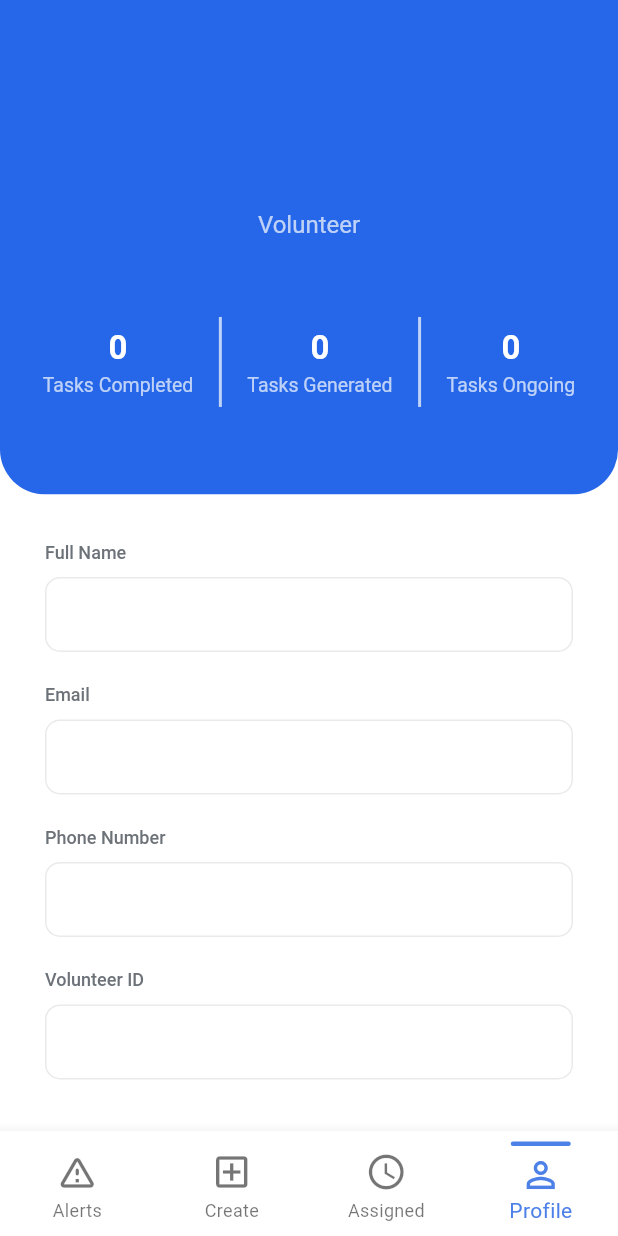
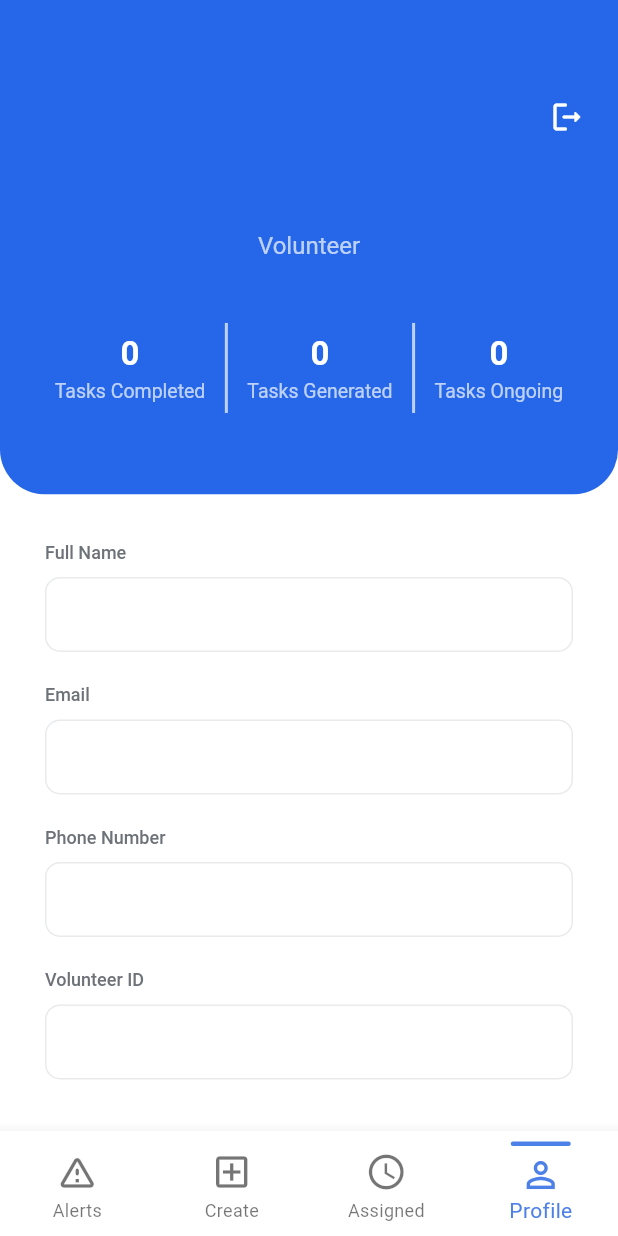
Before and after one commit to maryamshahid19/VigilantVision, a Flutter app: the MainLayout screen opened by its route, item 4 of the bottom bar chosen, on a phone screen of 412 x 824 dp. Run offline on Flutter 3.47's test engine with Material 3 defaults, Android fonts, the phone set to English and light mode, and no system bars; our stand-ins replace cloud_firestore, equatable, firebase_auth, firebase_core, flutter_bloc, flutter_svg and 1 more; accounts and stored records are empty; network calls fail.

Commit message:
user logout added

```diff
--- a/lib/repositories/auth_repository.dart
+++ b/lib/repositories/auth_repository.dart
@@ -69,6 +69,8 @@ class AuthRepository {
     // Remove login state
     final prefs = await SharedPreferences.getInstance();
     await prefs.setBool('isLoggedIn', false);
+
+    print("Logged out");
   }
 
   Future<bool> isLoggedIn() async {
--- a/lib/screens/profile_screen.dart
+++ b/lib/screens/profile_screen.dart
@@ -6,6 +6,8 @@ import 'package:vigilant_vision/constants/color_constants.dart';
 import 'package:vigilant_vision/constants/screensize_constants.dart';
 import 'package:vigilant_vision/models/user.dart';
 import 'package:vigilant_vision/repositories/alert_repository.dart';
+import 'package:vigilant_vision/repositories/auth_repository.dart';
+import 'package:vigilant_vision/screens/login_screen.dart';
 //import 'package:vigilant_vision/repositories/auth_repository.dart';
 import 'package:vigilant_vision/widgets/text/customText.dart';
 
@@ -58,6 +60,7 @@ class _ProfileScreenState extends State<ProfileScreen> {
               Container(
                 height: SizeCons.getHeight(context) * 0.4,
                 width: SizeCons.getWidth(context),
+                padding: EdgeInsets.fromLTRB(10, 20, 10, 20),
                 decoration: BoxDecoration(
                   color: ClrUtils.secondary,
                   borderRadius: BorderRadius.only(
@@ -67,7 +70,25 @@ class _ProfileScreenState extends State<ProfileScreen> {
                 child: Column(
                   mainAxisAlignment: MainAxisAlignment.center,
                   children: [
-                    const SizedBox(height: 40),
+                    Align(
+                      alignment: Alignment.centerRight,
+                      child: IconButton(
+                          onPressed: () {
+                            setState(() {
+                              AuthRepository().logOut();
+
+                              Navigator.pushReplacement(
+                                  context,
+                                  MaterialPageRoute(
+                                      builder: (context) => LogInScreen()));
+                            });
+                          },
+                          icon: Icon(
+                            Icons.logout_rounded,
+                            color: ClrUtils.primary,
+                          )),
+                    ),
+                    const SizedBox(height: 10),
                     CustomText(
                       text: widget.user.fullName,
                       color: Colors.white,
@@ -79,7 +100,7 @@ class _ProfileScreenState extends State<ProfileScreen> {
                       color: Colors.white70,
                       fontSize: 16,
                     ),
-                    const SizedBox(height: 50),
+                    const SizedBox(height: 40),
                     Padding(
                       padding: const EdgeInsets.symmetric(horizontal: 20),
                       child: Row(
--- a/lib/screens/signup_screen.dart
+++ b/lib/screens/signup_screen.dart
@@ -33,7 +33,7 @@ class _SignUpScreenState extends State<SignUpScreen> {
         listener: (context, state) {
           if (state is AuthAuthenticated) {
             ScaffoldMessenger.of(context).showSnackBar(
-              SnackBar(content: Text("Signup successful!")),
+              SnackBar(content: Text("Successful!")),
             );
             Navigator.pushReplacement(
               context,
--- a/lib/widgets/appBar/customAppBar.dart
+++ b/lib/widgets/appBar/customAppBar.dart
@@ -21,6 +21,7 @@ class CustomAppBar extends StatelessWidget implements PreferredSizeWidget {
   @override
   Widget build(BuildContext context) {
     return AppBar(
+      scrolledUnderElevation: 0,
       backgroundColor: ClrUtils.primary,
       title: Padding(
         padding: EdgeInsets.only(left: SizeCons.getWidth(context) * 0.02),
```
